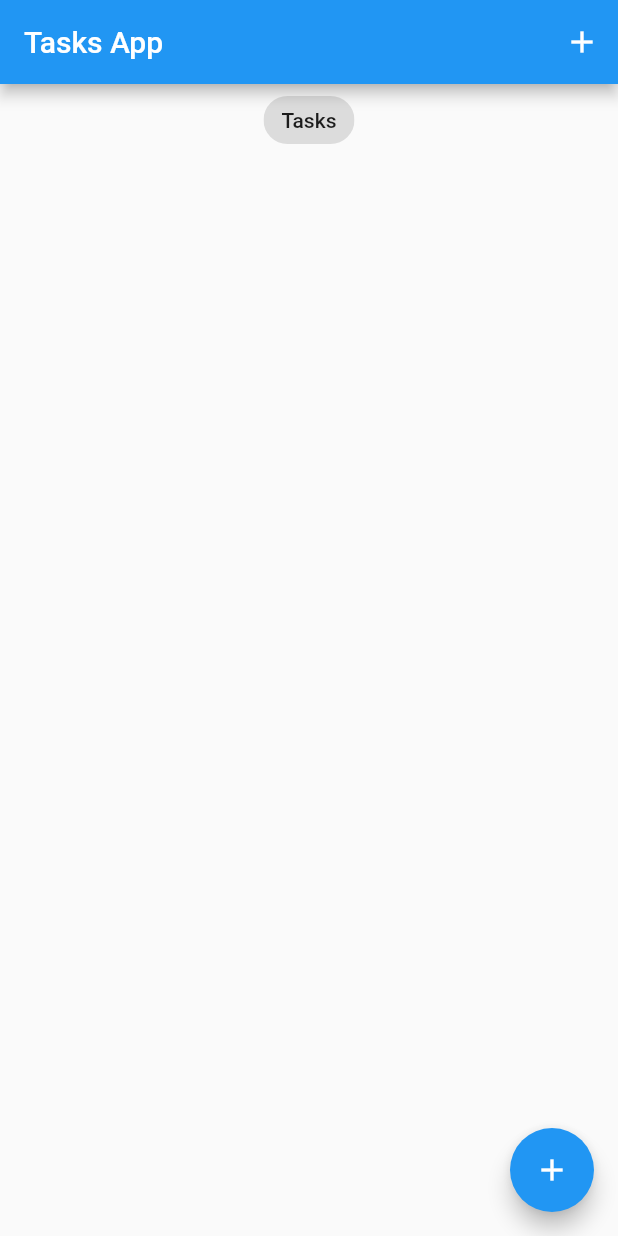
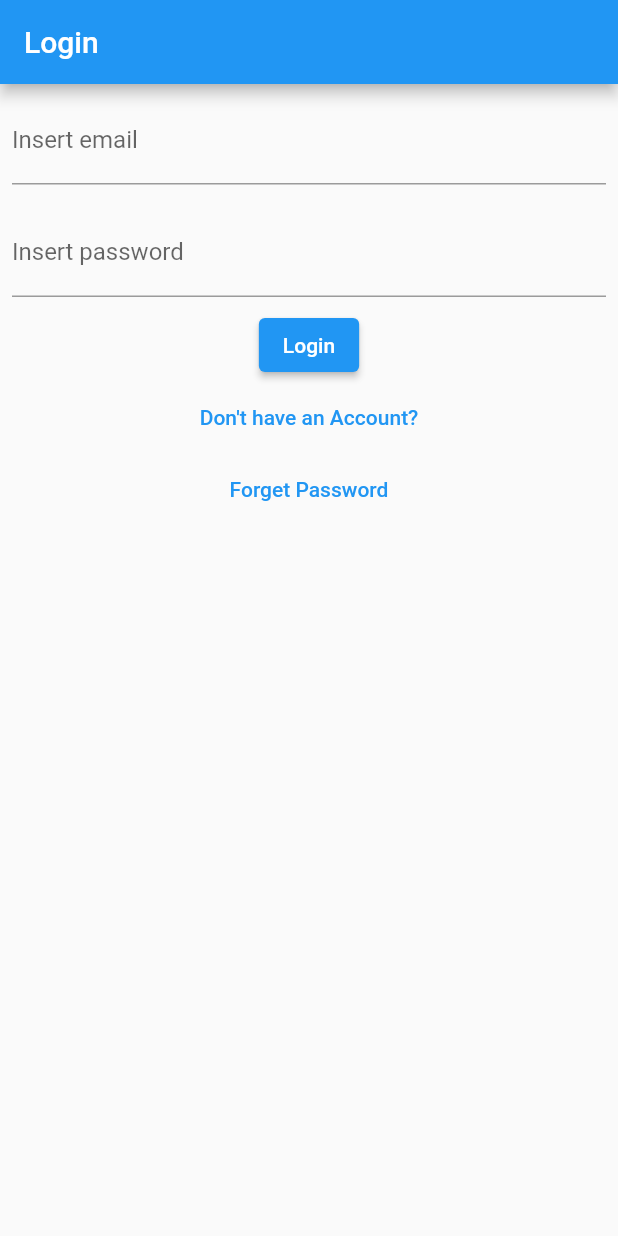
Before and after one commit to HarikrashnaParikh/TodoApp_Flutter_Bloc_MVVM, a Flutter app: the screen it shows after launch, on a phone screen of 412 x 824 dp. Run offline on Flutter 3.47's test engine with Material 2 defaults, Android fonts, the phone set to English and light mode, and no system bars; our stand-ins replace bloc, equatable, firebase_auth, firebase_core, flutter_bloc, hydrated_bloc; accounts and stored records are empty; generated files the repository leaves out were written again.

Commit message:
Added Firebase Authentication support Login,Register, also with forgot password

```diff
--- a/lib/main.dart
+++ b/lib/main.dart
@@ -1,11 +1,17 @@
 import 'package:flutter/material.dart';
 import 'package:path_provider/path_provider.dart';
+import 'package:todo_app_with_firebase/view/login_screen.dart';
+import 'package:todo_app_with_firebase/view/registration_screen.dart';
 import 'package:todo_app_with_firebase/view/tasksScreen.dart';
 import 'package:todo_app_with_firebase/view_model/bloc_exports.dart';
+import 'package:firebase_core/firebase_core.dart';
+import 'firebase_options.dart';
 
 void main() async {
   WidgetsFlutterBinding.ensureInitialized();
-
+  await Firebase.initializeApp(
+    options: DefaultFirebaseOptions.currentPlatform,
+  );
   HydratedBloc.storage = await HydratedStorage.build(
     storageDirectory: await getApplicationDocumentsDirectory(),
   );
@@ -26,7 +32,7 @@ class MyApp extends StatelessWidget {
         theme: ThemeData(
           primarySwatch: Colors.blue,
         ),
-        home: TasksScreen(),
+        home: LoginScreen(),
       ),
     );
   }
--- /dev/null
+++ b/lib/view/login_screen.dart
@@ -0,0 +1,108 @@
+import 'package:firebase_auth/firebase_auth.dart';
+import 'package:todo_app_with_firebase/view/registration_screen.dart';
+
+import 'package:flutter/material.dart';
+import 'package:todo_app_with_firebase/view/tasksScreen.dart';
+
+import 'forgot_password_screen.dart';
+
+class LoginScreen extends StatefulWidget {
+  const LoginScreen({super.key});
+  static const id = 'login_screen';
+
+  @override
+  State<LoginScreen> createState() => _LoginScreenState();
+}
+
+class _LoginScreenState extends State<LoginScreen> {
+  final TextEditingController _emailController = TextEditingController();
+  final TextEditingController _passwordController = TextEditingController();
+  final _formKey = GlobalKey<FormState>();
+  final FirebaseAuth _auth = FirebaseAuth.instance;
+  @override
+  void dispose() {
+    _emailController.dispose();
+    _passwordController.dispose();
+    super.dispose();
+  }
+
+  @override
+  Widget build(BuildContext context) {
+    return Scaffold(
+      appBar: AppBar(title: const Text('Login')),
+      body: Form(
+        key: _formKey,
+        child: SingleChildScrollView(
+          child: Column(
+            mainAxisAlignment: MainAxisAlignment.center,
+            children: [
+              Padding(
+                padding: const EdgeInsets.all(8.0),
+                child: TextFormField(
+                  controller: _emailController,
+                  decoration: const InputDecoration(labelText: 'Insert email'),
+                  keyboardType: TextInputType.emailAddress,
+                  validator: (value) {
+                    if (value == null || value.isEmpty) {
+                      return 'Email is required';
+                    }
+                    return null;
+                  },
+                ),
+              ),
+              Padding(
+                padding: const EdgeInsets.all(8.0),
+                child: TextFormField(
+                  controller: _passwordController,
+                  decoration:
+                      const InputDecoration(labelText: 'Insert password'),
+                  validator: (value) {
+                    if (value == null || value.isEmpty) {
+                      return 'Password is required';
+                    } else if (value.length < 6) {
+                      return 'Password should be at least 6 characters';
+                    }
+                    return null;
+                  },
+                ),
+              ),
+              ElevatedButton(
+                onPressed: () {
+                  final isValid = _formKey.currentState!.validate();
+                  _auth
+                      .signInWithEmailAndPassword(
+                          email: _emailController.text,
+                          password: _passwordController.text)
+                      .then((value) {
+                    print('log in success');
+                    Navigator.push(
+                        context,
+                        new MaterialPageRoute(
+                            builder: (context) => TasksScreen()));
+                  });
+                },
+                child: const Text('Login'),
+              ),
+              TextButton(
+                  onPressed: () {
+                    Navigator.push(
+                      context,
+                      MaterialPageRoute(builder: (context) => RegisterScreen()),
+                    );
+                  },
+                  child: const Text('Don\'t have an Account?')),
+              TextButton(
+                  onPressed: () {
+                    Navigator.push(
+                        context,
+                        new MaterialPageRoute(
+                            builder: (context) => ForgotPasswordScreen()));
+                  },
+                  child: const Text('Forget Password')),
+            ],
+          ),
+        ),
+      ),
+    );
+  }
+}
--- a/pubspec.yaml
+++ b/pubspec.yaml
@@ -23,6 +23,8 @@ dependencies:
   hydrated_bloc: ^9.1.2
   path_provider: ^2.1.1
   uuid: ^4.2.1
+  firebase_auth: ^4.14.1
+  firebase_core: ^2.23.0
 
 
   # The following adds the Cupertino Icons font to your application.
```
Also changed, not shown: lib/services/app_router.dart (added, +25 -0 lines), lib/view/forgot_password_screen.dart (added, +104 -0 lines), lib/view/registration_screen.dart (added, +87 -0 lines), pubspec.lock, 1 other file.
